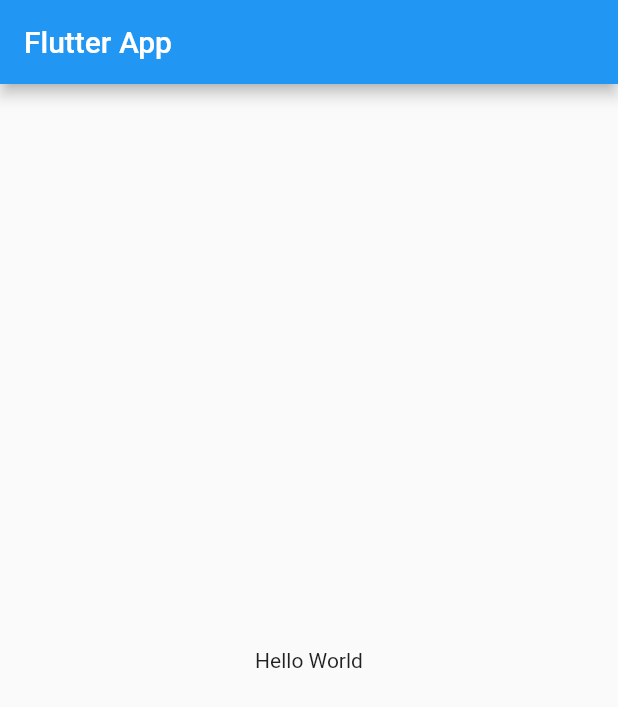
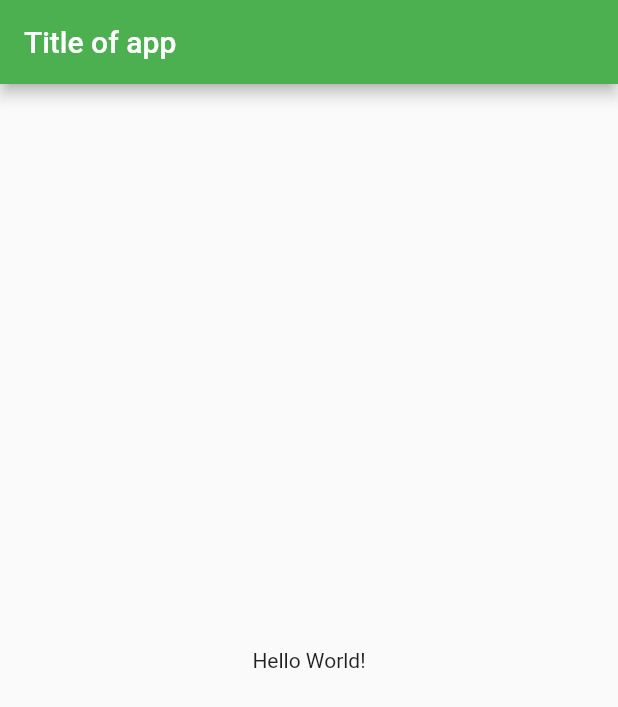
Before and after one commit to ahasanidea/flutter_todo, a Flutter app: the screen it shows after launch, on a phone screen of 412 x 824 dp. Shown: the top 707 px of the screen. Run offline on Flutter 3.47's test engine with Material 2 defaults, Android fonts, the phone set to English and light mode, and no system bars.

Commit message:
update something

```diff
--- a/lib/main.dart
+++ b/lib/main.dart
@@ -1,27 +1,33 @@
 import 'package:flutter/material.dart';
 
-void main() => runApp(MyApp());
+main()=>runApp(MyApp());
 
 class MyApp extends StatelessWidget {
-  // This widget is the root of your application.
   @override
   Widget build(BuildContext context) {
     return MaterialApp(
-      title: 'Flutter Demo',
+      title: 'This is material app',
       debugShowCheckedModeBanner: false,
       theme: ThemeData(
-        primarySwatch: Colors.blue,
+        brightness: Brightness.light,
+        primaryColor: Colors.green,
       ),
-      home: Scaffold(
-        appBar: AppBar(
-          title: Text('Flutter App'),
+      home: MyHome(),
+    );
+  }
+}
+
+class MyHome extends StatelessWidget {
+  @override
+  Widget build(BuildContext context) {
+    return Scaffold(
+      appBar: AppBar(
+        title: Text('Title of app'),
+      ),
+      body: Container(
+        child: Center(
+          child: Text('Hello World!'),
         ),
-        body: Container(
-          child: Center(
-            child: Text('Hello World'),
-          ),
-        ),
-
       ),
     );
   }
```
Also changed, not shown: pubspec.lock.
